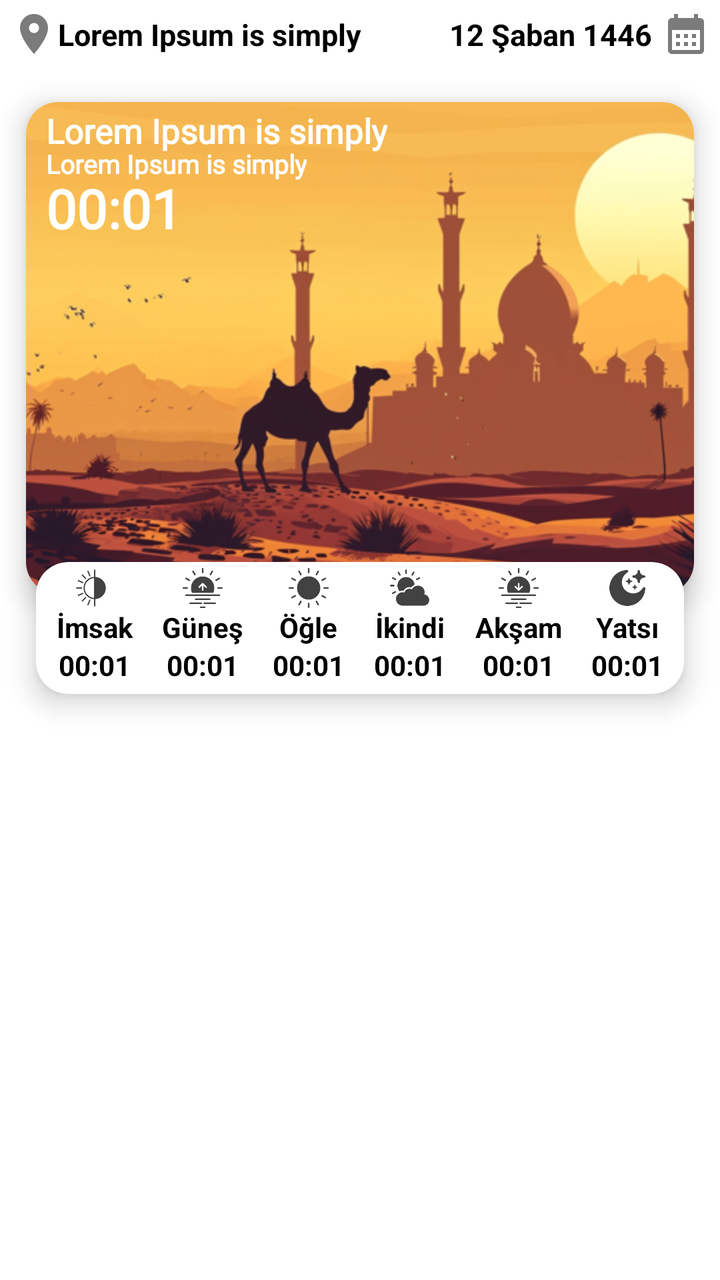
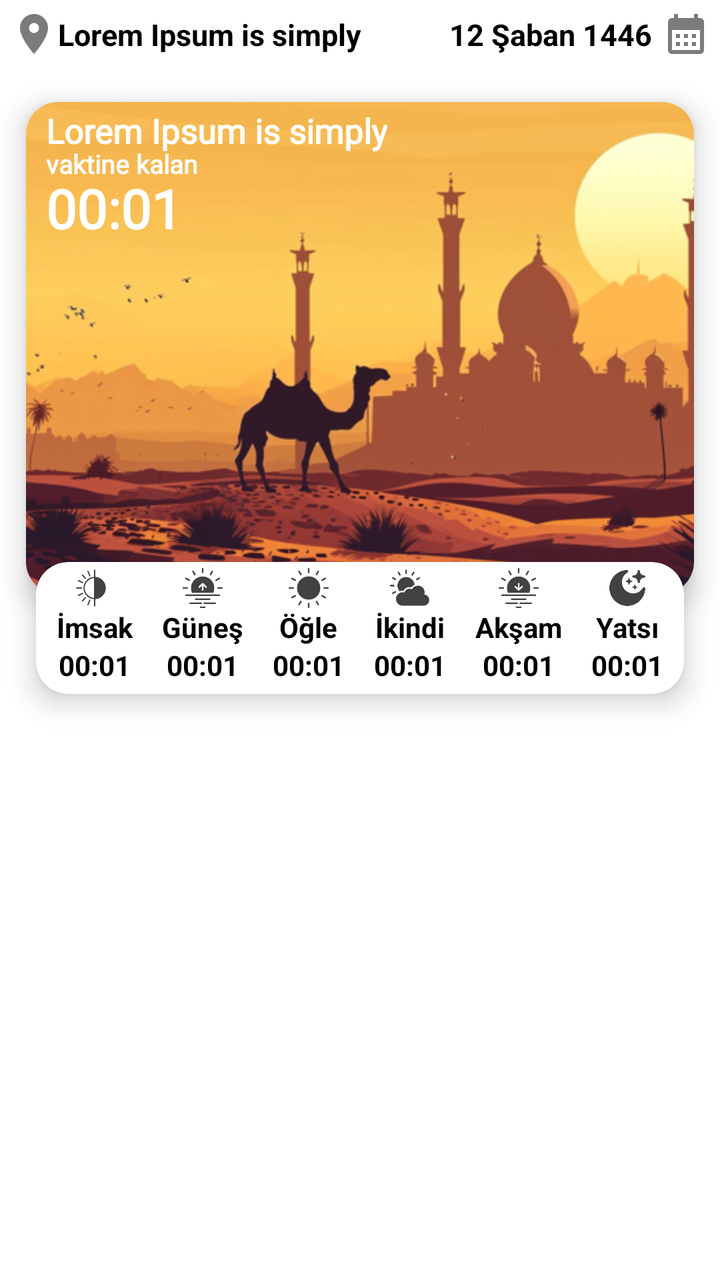

Before-and-after screenshots of an Android layout around one commit, followed by the original layout XML and the change that was made.
<!-- AndroidManifest.xml: application theme Theme.Yolcu -->
<!-- res/layout/activity_monthly_prayer.xml -->
<?xml version="1.0" encoding="utf-8"?>

<androidx.constraintlayout.widget.ConstraintLayout xmlns:android="http://schemas.android.com/apk/res/android"
    xmlns:app="http://schemas.android.com/apk/res-auto"
    xmlns:tools="http://schemas.android.com/tools"
    android:layout_width="match_parent"
    android:layout_height="match_parent">

    
    <androidx.constraintlayout.widget.ConstraintLayout
        android:id="@+id/header_layout"
        android:layout_width="match_parent"
        android:layout_height="wrap_content"
        app:layout_constraintTop_toTopOf="parent">

        <ImageView
            android:id="@+id/imageView"
            android:layout_width="wrap_content"
            android:layout_height="wrap_content"
            android:layout_margin="5dp"
            android:contentDescription="@string/konum_icon"
            android:src="@drawable/baseline_location_on_24"
            app:layout_constraintBottom_toBottomOf="parent"
            app:layout_constraintStart_toStartOf="parent"
            app:layout_constraintTop_toTopOf="parent" />

        <TextView
            android:id="@+id/city_name"
            android:layout_width="wrap_content"
            android:layout_height="wrap_content"
            android:text="@string/testYazisi"
            android:textSize="15sp"
            android:textStyle="bold"
            app:layout_constraintBottom_toBottomOf="@+id/imageView"
            app:layout_constraintStart_toEndOf="@+id/imageView"
            app:layout_constraintTop_toTopOf="@+id/imageView" />

        <TextView
            android:id="@+id/hijri_date"
            android:layout_width="wrap_content"
            android:layout_height="wrap_content"
            android:layout_margin="5dp"
            android:text="@string/testTarihi"
            android:textSize="15sp"
            android:textStyle="bold"
            app:layout_constraintBottom_toBottomOf="@+id/hicriDateIcon"
            app:layout_constraintEnd_toStartOf="@+id/hicriDateIcon"
            app:layout_constraintTop_toTopOf="@+id/hicriDateIcon" />

        <ImageView
            android:id="@+id/hicriDateIcon"
            android:layout_width="wrap_content"
            android:layout_height="wrap_content"
            android:layout_margin="5dp"
            android:contentDescription="@string/tarih_icon"
            android:src="@drawable/baseline_calendar_month_24"
            app:layout_constraintBottom_toBottomOf="parent"
            app:layout_constraintEnd_toEndOf="parent"
            app:layout_constraintTop_toTopOf="parent" />
    </androidx.constraintlayout.widget.ConstraintLayout>

    
    <androidx.cardview.widget.CardView
        android:id="@+id/cardView"
        android:layout_width="match_parent"
        android:layout_height="280dp"
        app:cardCornerRadius="16dp"
        app:cardElevation="8dp"
        app:cardUseCompatPadding="true"
        app:layout_constraintTop_toBottomOf="@id/header_layout">

        <ImageView
            android:id="@+id/prayer_time_image"
            android:layout_width="match_parent"
            android:layout_height="match_parent"
            android:contentDescription="@string/prayer_time_image_desc"
            android:scaleType="centerCrop"
            android:src="@drawable/gunes_mountly" />

        
        <TextView
            android:id="@+id/remaining_time_label"
            android:layout_width="wrap_content"
            android:layout_height="wrap_content"
            android:layout_marginStart="10dp"
            android:layout_marginTop="3dp"
            android:fontFamily="@font/tomorrow_b"
            android:text="@string/testYazisi"
            android:textColor="@android:color/white"
            android:textSize="17sp"
            android:textStyle="bold" />

        
        <TextView
            android:id="@+id/remaining_time_label_ek"
            android:layout_width="wrap_content"
            android:layout_height="wrap_content"
            android:layout_marginStart="10dp"
            android:layout_marginTop="22dp"
            android:fontFamily="@font/tomorrow_b"
            android:text="@string/testYazisi"
            android:textColor="@android:color/white"
            android:textSize="13sp"
            android:textStyle="bold" />

        
        <TextView
            android:id="@+id/remaining_time_monthly"
            android:layout_width="wrap_content"
            android:layout_height="wrap_content"
            android:layout_marginStart="10dp"
            android:layout_marginTop="35dp"
            android:fontFamily="@font/tomorrow_b"
            android:text="@string/default_time_clock"
            android:textColor="@android:color/white"
            android:textSize="27sp"
            android:textStyle="bold"
            app:layout_constraintStart_toStartOf="parent"
            app:layout_constraintTop_toTopOf="@+id/cardView" />
    </androidx.cardview.widget.CardView>


    <androidx.cardview.widget.CardView
        android:id="@+id/cardView_current_time_monthly"
        android:layout_width="350dp"
        android:layout_height="100dp"
        app:cardCornerRadius="16dp"
        app:cardElevation="8dp"
        app:cardUseCompatPadding="true"
        app:layout_constraintBottom_toBottomOf="@+id/cardView"
        app:layout_constraintEnd_toEndOf="@id/cardView"
        app:layout_constraintStart_toStartOf="@+id/cardView"
        app:layout_constraintTop_toBottomOf="@+id/cardView">

        <LinearLayout
            android:layout_width="match_parent"
            android:layout_height="wrap_content"
            android:baselineAligned="false"
            android:orientation="horizontal"
            android:padding="3dp">

            
            <LinearLayout
                android:layout_width="wrap_content"
                android:layout_height="wrap_content"
                android:layout_weight="1"
                android:gravity="center"
                android:orientation="vertical">

                <ImageView
                    android:id="@+id/imsak_time_icon"
                    android:layout_width="20dp"
                    android:layout_height="20dp"
                    android:contentDescription="@string/testVakit_icon"
                    android:src="@drawable/imsak_m_icon"
                    app:tint="@color/icon_color" />

                <TextView
                    android:id="@+id/imsak_time_label"
                    android:layout_width="wrap_content"
                    android:layout_height="wrap_content"
                    android:text="@string/imsak"
                    android:textStyle="bold" />

                <TextView
                    android:id="@+id/imsak_time_monthly"
                    android:layout_width="wrap_content"
                    android:layout_height="wrap_content"
                    android:text="@string/default_time_clock"
                    android:textStyle="bold" />
            </LinearLayout>

            
            <LinearLayout
                android:layout_width="wrap_content"
                android:layout_height="wrap_content"
                android:layout_weight="1"
                android:gravity="center"
                android:orientation="vertical">

                <ImageView
                    android:id="@+id/gunes_time_icon"
                    android:layout_width="20dp"
                    android:layout_height="20dp"
                    android:contentDescription="@string/testVakit_icon"
                    android:src="@drawable/gunes_m_icon"
                    app:tint="@color/icon_color" />

                <TextView
                    android:id="@+id/gunes_time_label"
                    android:layout_width="wrap_content"
                    android:layout_height="wrap_content"
                    android:text="@string/gunes"
                    android:textStyle="bold" />

                <TextView
                    android:id="@+id/gunes_time_monthly"
                    android:layout_width="wrap_content"
                    android:layout_height="wrap_content"
                    android:text="@string/default_time_clock"
                    android:textStyle="bold" />
            </LinearLayout>

            
            <LinearLayout
                android:layout_width="wrap_content"
                android:layout_height="wrap_content"
                android:layout_weight="1"
                android:gravity="center"
                android:orientation="vertical">

                <ImageView
                    android:id="@+id/ogle_time_icon"
                    android:layout_width="20dp"
                    android:layout_height="20dp"
                    android:contentDescription="@string/testVakit_icon"
                    android:src="@drawable/ogle_m_icon"
                    app:tint="@color/icon_color" />

                <TextView
                    android:id="@+id/ogle_time_label"
                    android:layout_width="wrap_content"
                    android:layout_height="wrap_content"
                    android:text="@string/ogle"
                    android:textStyle="bold" />

                <TextView
                    android:id="@+id/ogle_time_monthly"
                    android:layout_width="wrap_content"
                    android:layout_height="wrap_content"
                    android:text="@string/default_time_clock"
                    android:textStyle="bold" />
            </LinearLayout>

            
            <LinearLayout
                android:layout_width="wrap_content"
                android:layout_height="wrap_content"
                android:layout_weight="1"
                android:gravity="center"
                android:orientation="vertical">

                <ImageView
                    android:id="@+id/ikindi_time_icon"
                    android:layout_width="20dp"
                    android:layout_height="20dp"
                    android:contentDescription="@string/testVakit_icon"
                    android:src="@drawable/ikindi_m_icon"
                    app:tint="@color/icon_color" />

                <TextView
                    android:id="@+id/ikindi_time_label"
                    android:layout_width="wrap_content"
                    android:layout_height="wrap_content"
                    android:text="@string/ikindi"
                    android:textStyle="bold" />

                <TextView
                    android:id="@+id/ikindi_time_monthly"
                    android:layout_width="wrap_content"
                    android:layout_height="wrap_content"
                    android:text="@string/default_time_clock"
                    android:textStyle="bold" />
            </LinearLayout>

            
            <LinearLayout
                android:layout_width="wrap_content"
                android:layout_height="wrap_content"
                android:layout_weight="1"
                android:gravity="center"
                android:orientation="vertical">

                <ImageView
                    android:id="@+id/aksam_time_icon"
                    android:layout_width="20dp"
                    android:layout_height="20dp"
                    android:contentDescription="@string/testVakit_icon"
                    android:src="@drawable/aksam_m_icon"
                    app:tint="@color/icon_color" />

                <TextView
                    android:id="@+id/aksam_time_label"
                    android:layout_width="wrap_content"
                    android:layout_height="wrap_content"
                    android:text="@string/aksam"
                    android:textStyle="bold" />

                <TextView
                    android:id="@+id/aksam_time_monthly"
                    android:layout_width="wrap_content"
                    android:layout_height="wrap_content"
                    android:text="@string/default_time_clock"
                    android:textStyle="bold" />
            </LinearLayout>

            
            <LinearLayout
                android:layout_width="wrap_content"
                android:layout_height="wrap_content"
                android:layout_weight="1"
                android:gravity="center"
                android:orientation="vertical">

                <ImageView
                    android:id="@+id/yatsi_time_icon"
                    android:layout_width="20dp"
                    android:layout_height="20dp"
                    android:contentDescription="@string/testVakit_icon"
                    android:src="@drawable/yatsi_m_icon"
                    app:tint="@color/icon_color" />

                <TextView
                    android:id="@+id/yatsi_time_label"
                    android:layout_width="wrap_content"
                    android:layout_height="wrap_content"
                    android:text="@string/yatsi"
                    android:textStyle="bold" />

                <TextView
                    android:id="@+id/yatsi_time_monthly"
                    android:layout_width="wrap_content"
                    android:layout_height="wrap_content"
                    android:text="@string/default_time_clock"
                    android:textStyle="bold" />
            </LinearLayout>

        </LinearLayout>
    </androidx.cardview.widget.CardView>


    
    <androidx.recyclerview.widget.RecyclerView
        android:id="@+id/prayer_times_recycler"
        android:layout_width="match_parent"
        android:layout_height="0dp"
        android:paddingStart="5dp"
        android:paddingEnd="5dp"
        android:paddingBottom="5dp"
        app:layout_constraintBottom_toBottomOf="parent"
        app:layout_constraintTop_toBottomOf="@+id/cardView_current_time_monthly"
        app:layout_constraintVertical_bias="0.0"
        tools:layout_editor_absoluteX="16dp" />

</androidx.constraintlayout.widget.ConstraintLayout>
<!-- resources referenced by this layout -->
<resources>
  <color name="icon_color">#424242</color>
  <!-- drawable aksam_m_icon: png bitmap (drawable, 2394 bytes) -->
  <!-- drawable baseline_calendar_month_24 (drawable) -->
  <vector xmlns:android="http://schemas.android.com/apk/res/android" android:height="24dp" android:tint="#7B7B7B" android:viewportHeight="24" android:viewportWidth="24" android:width="24dp">
        
      <path android:fillColor="@android:color/white" android:pathData="M19,4h-1V2h-2v2H8V2H6v2H5C3.89,4 3.01,4.9 3.01,6L3,20c0,1.1 0.89,2 2,2h14c1.1,0 2,-0.9 2,-2V6C21,4.9 20.1,4 19,4zM19,20H5V10h14V20zM9,14H7v-2h2V14zM13,14h-2v-2h2V14zM17,14h-2v-2h2V14zM9,18H7v-2h2V18zM13,18h-2v-2h2V18zM17,18h-2v-2h2V18z"/>
      
  </vector>
  <!-- drawable baseline_location_on_24 (drawable) -->
  <vector xmlns:android="http://schemas.android.com/apk/res/android" android:height="24dp" android:tint="#7B7B7B" android:viewportHeight="24" android:viewportWidth="24" android:width="24dp">
        
      <path android:fillColor="@android:color/white" android:pathData="M12,2C8.13,2 5,5.13 5,9c0,5.25 7,13 7,13s7,-7.75 7,-13c0,-3.87 -3.13,-7 -7,-7zM12,11.5c-1.38,0 -2.5,-1.12 -2.5,-2.5s1.12,-2.5 2.5,-2.5 2.5,1.12 2.5,2.5 -1.12,2.5 -2.5,2.5z"/>
      
  </vector>
  <!-- drawable gunes_m_icon: png bitmap (drawable, 2416 bytes) -->
  <!-- drawable gunes_mountly: jpg bitmap (drawable, 183411 bytes) -->
  <!-- drawable ikindi_m_icon: png bitmap (drawable, 2726 bytes) -->
  <!-- drawable imsak_m_icon: png bitmap (drawable, 2630 bytes) -->
  <!-- drawable ogle_m_icon: png bitmap (drawable, 2698 bytes) -->
  <!-- drawable yatsi_m_icon: png bitmap (drawable, 2910 bytes) -->
  <string name="aksam">Akşam</string>
  <string name="default_time_clock">00:01</string>
  <string name="gunes">Güneş</string>
  <string name="ikindi">İkindi</string>
  <string name="imsak">İmsak</string>
  <string name="konum_icon" translatable="false">Konum ikonu</string>
  <string name="ogle">Öğle</string>
  <string name="prayer_time_image_desc" translatable="false">Aylik vakit arkaplan resim</string>
  <string name="tarih_icon" translatable="false">tarih ikonu</string>
  <string name="testTarihi" translatable="false">12 Şaban 1446</string>
  <string name="testVakit_icon" translatable="false">Vakit icon</string>
  <string name="testYazisi">Lorem Ipsum is simply</string>
  <string name="yatsi">Yatsı</string>
  <style name="Theme.Yolcu" parent="Theme.MaterialComponents.DayNight.DarkActionBar">
          
          <item name="colorPrimary">#9CCC65</item>
          <item name="colorPrimaryVariant">#43A047</item>
          <item name="colorOnPrimary">@color/white</item>
          
          <item name="colorSecondary">#9CCC65</item>
          <item name="colorSecondaryVariant">@color/teal_700</item>
          <item name="colorOnSecondary">@color/white</item>
          
          <item name="android:statusBarColor">?attr/colorPrimaryVariant</item>
          
          <item name="actionMenuTextColor">@color/white</item>
          <item name="android:actionMenuTextColor">@color/white</item>
          <item name="android:textColor">@color/black</item>
      </style>
  <color name="white">#FFFFFFFF</color>
  <color name="teal_700">#FF018786</color>
  <color name="black">#FF000000</color>
</resources>

<!-- the commit's change to res/layout/activity_monthly_prayer.xml (unified diff, before → after) -->
@@ -98,7 +98,7 @@
             android:layout_marginStart="10dp"
             android:layout_marginTop="22dp"
             android:fontFamily="@font/tomorrow_b"
-            android:text="@string/testYazisi"
+            android:text="@string/kalan_label"
             android:textColor="@android:color/white"
             android:textSize="13sp"
             android:textStyle="bold" />
<!-- resource entries referenced after the edit -->
@@ -25,6 +25,7 @@
   <string name="gunes">Güneş</string>
   <string name="ikindi">İkindi</string>
   <string name="imsak">İmsak</string>
+  <string name="kalan_label">vaktine kalan</string>
   <string name="konum_icon" translatable="false">Konum ikonu</string>
   <string name="ogle">Öğle</string>
   <string name="prayer_time_image_desc" translatable="false">Aylik vakit arkaplan resim</string>
